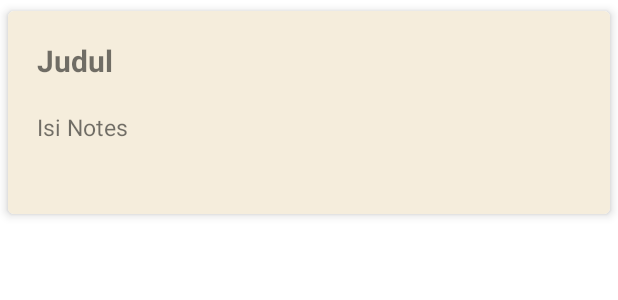
After one commit to dwimirza/NotesApp----IDNMengajar, an Android app: the layout row_item_judul.xml on its own in the app's theme, with its tools: preview values and no code run, on a phone screen of 412 x 824 dp. The commit adds this screen. Shown: the top 300 px of the screen. Run offline under Robolectric (Android 15) with nearby library versions, the phone set to English and light mode, and no system bars.

Commit message:
row_item

```diff
--- a/app/src/main/AndroidManifest.xml
+++ b/app/src/main/AndroidManifest.xml
@@ -1,6 +1,6 @@
 <?xml version="1.0" encoding="utf-8"?>
 <manifest xmlns:android="http://schemas.android.com/apk/res/android"
-    package="com.nanda.idnmengajar">
+    package="com.nanda.idnmengajar" >
 
     <application
         android:allowBackup="true"
@@ -8,10 +8,13 @@
         android:label="@string/app_name"
         android:roundIcon="@mipmap/ic_launcher_round"
         android:supportsRtl="true"
-        android:theme="@style/Theme.IdnMengajar">
+        android:theme="@style/Theme.IdnMengajar" >
+        <activity
+            android:name=".SplashScreen"
+            android:exported="false" />
         <activity
             android:name=".MainActivity"
-            android:exported="true">
+            android:exported="true" >
             <intent-filter>
                 <action android:name="android.intent.action.MAIN" />
 
--- a/app/src/main/java/com/nanda/idnmengajar/MainActivity.kt
+++ b/app/src/main/java/com/nanda/idnmengajar/MainActivity.kt
@@ -7,5 +7,6 @@ class MainActivity : AppCompatActivity() {
     override fun onCreate(savedInstanceState: Bundle?) {
         super.onCreate(savedInstanceState)
         setContentView(R.layout.activity_main)
+        supportActionBar?.title = "Notes"
     }
 }
--- a/app/src/main/res/layout/activity_main.xml
+++ b/app/src/main/res/layout/activity_main.xml
@@ -6,13 +6,11 @@
     android:layout_height="match_parent"
     tools:context=".MainActivity">
 
-    <TextView
-        android:layout_width="wrap_content"
-        android:layout_height="wrap_content"
-        android:text="Hello World!"
-        app:layout_constraintBottom_toBottomOf="parent"
-        app:layout_constraintLeft_toLeftOf="parent"
-        app:layout_constraintRight_toRightOf="parent"
-        app:layout_constraintTop_toTopOf="parent" />
+    <androidx.recyclerview.widget.RecyclerView
+        android:id="@+id/rv_judul_notes"
+        android:layout_width="match_parent"
+        android:layout_height="match_parent"
+        android:padding="10dp"
+        tools:listitem="@layout/row_item_judul" />
 
 </androidx.constraintlayout.widget.ConstraintLayout>
--- /dev/null
+++ b/app/src/main/res/layout/row_item_judul.xml
@@ -0,0 +1,48 @@
+<?xml version="1.0" encoding="utf-8"?>
+<LinearLayout xmlns:android="http://schemas.android.com/apk/res/android"
+    xmlns:app="http://schemas.android.com/apk/res-auto"
+    xmlns:tools="http://schemas.android.com/tools"
+    android:layout_width="match_parent"
+    android:layout_height="wrap_content"
+    android:orientation="vertical">
+
+    <com.google.android.material.card.MaterialCardView
+        android:layout_width="match_parent"
+        android:layout_height="150dp"
+        android:clickable="true"
+        android:foreground="?attr/selectableItemBackground"
+        app:cardElevation="4dp"
+        app:cardPreventCornerOverlap="true"
+        app:cardUseCompatPadding="true">
+
+        <RelativeLayout
+            android:layout_width="match_parent"
+            android:layout_height="match_parent"
+            android:background="@color/cream"
+            android:orientation="vertical">
+
+            <TextView
+                android:id="@+id/textViewTitle"
+                android:layout_width="match_parent"
+                android:layout_height="wrap_content"
+                android:layout_alignParentTop="true"
+                android:layout_marginLeft="20dp"
+                android:layout_marginTop="20dp"
+                android:text="Judul"
+                android:textSize="20sp"
+                android:textStyle="bold" />
+
+            <TextView
+                android:id="@+id/textViewDescription"
+                android:layout_width="match_parent"
+                android:layout_height="wrap_content"
+                android:layout_below="@id/textViewTitle"
+                android:layout_marginLeft="20dp"
+                android:layout_marginTop="20dp"
+                android:lineSpacingExtra="2dp"
+                android:text="Isi Notes"
+                android:textSize="15sp" />
+
+        </RelativeLayout>
+    </com.google.android.material.card.MaterialCardView>
+</LinearLayout>
--- a/app/src/main/res/values/colors.xml
+++ b/app/src/main/res/values/colors.xml
@@ -7,4 +7,5 @@
     <color name="teal_700">#FF018786</color>
     <color name="black">#FF000000</color>
     <color name="white">#FFFFFFFF</color>
+    <color name="cream">#F5EDDC</color>
 </resources>
--- a/app/src/main/res/values/strings.xml
+++ b/app/src/main/res/values/strings.xml
@@ -1,3 +1,4 @@
 <resources>
     <string name="app_name">IdnMengajar</string>
+    <string name="judul">judul</string>
 </resources>
```
Also changed, not shown: app/src/main/res/drawable-v24/notes.png (added).
